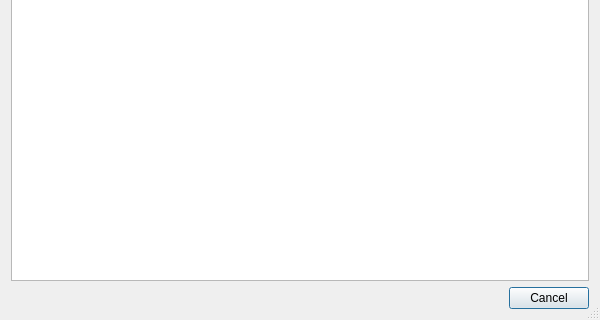
First picture: the form in Project/AddFoundFilesDialog.ui, repository testmana2/test, before the edit; both pictures show x 0 to 600 and y 160 to 480 of the 600 by 480 pixel window.
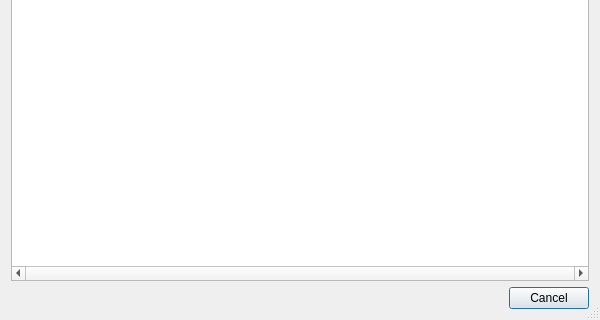
Second picture: the form after the edit.

Commit message: A little fix to the 'Add found files' dialog.

```diff
--- a/Project/AddFoundFilesDialog.ui
+++ b/Project/AddFoundFilesDialog.ui
@@ -24,7 +24,10 @@
      <property name="toolTip" >
       <string>List of found files.</string>
      </property>
-     <property name="alternatingRowColors" >
+     <property name="horizontalScrollBarPolicy">
+      <enum>Qt::ScrollBarAlwaysOn</enum>
+     </property>
+     <property name="alternatingRowColors">
       <bool>true</bool>
      </property>
      <property name="selectionMode" >
@@ -47,7 +50,7 @@
    </item>
   </layout>
  </widget>
- <layoutdefault spacing="6" margin="11" />
+ <layoutdefault spacing="6" margin="11"/>
  <pixmapfunction>qPixmapFromMimeSource</pixmapfunction>
  <resources/>
  <connections>
```
Left out of the diff: 33 changed lines with no effect on the pictures.
